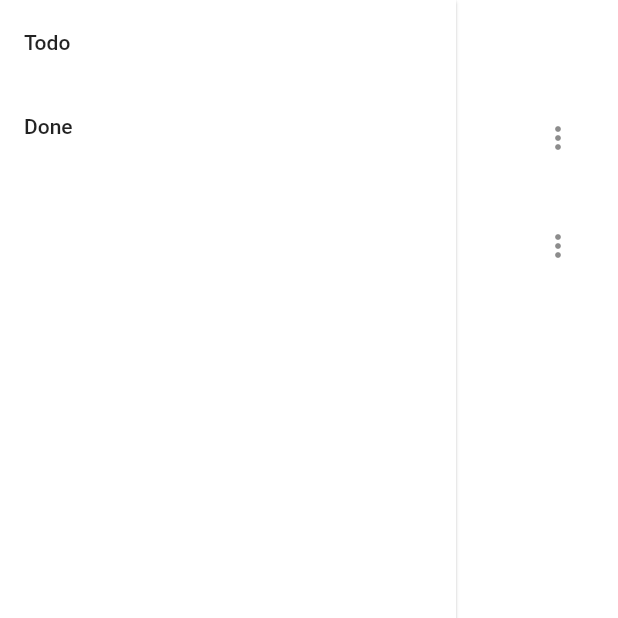
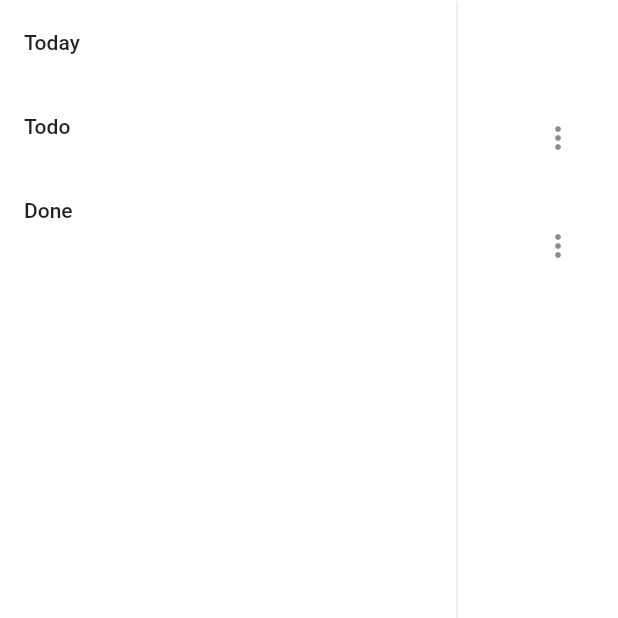
Before and after one commit to tomocy/coffee_break, a Flutter app: the screen it shows after launch, with the side drawer open, on a phone screen of 412 x 824 dp, the top half of it. Run offline on Flutter 3.47's test engine with Material 2 defaults, Android fonts, the phone set to English and light mode, and no system bars; drawn by our look-alikes of liquid_pull_to_refresh; our stand-ins replace nested.

Commit message:
add today links route

```diff
--- a/client/lib/app.dart
+++ b/client/lib/app.dart
@@ -3,6 +3,7 @@ import 'package:coffee_break/domain/models/settings.dart';
 import 'package:coffee_break/pages/done_links_page.dart';
 import 'package:coffee_break/pages/page.dart';
 import 'package:coffee_break/pages/settings_page.dart';
+import 'package:coffee_break/pages/today_links_page.dart';
 import 'package:coffee_break/pages/todo_links_page.dart';
 import 'package:coffee_break/theme.dart';
 import 'package:flutter/material.dart';
@@ -27,6 +28,7 @@ class App extends StatelessWidget {
               darkTheme: dark(),
               initialRoute: routes[PageType.todo],
               routes: {
+                routes[PageType.today]: (_) => const TodayLinksPage(),
                 routes[PageType.todo]: (context) => const TodoLinksPage(),
                 routes[PageType.done]: (context) => const DoneLinksPage(),
                 routes[PageType.settings]: (context) => const SettingsPage(),
--- a/client/lib/pages/page.dart
+++ b/client/lib/pages/page.dart
@@ -43,6 +43,21 @@ class Page extends StatelessWidget {
                 Expanded(
                   child: ListView(
                     children: <Widget>[
+                      ListTile(
+                        title: const Text('Today'),
+                        onTap: () {
+                          Navigator.pop(context);
+
+                          if (type == PageType.today) {
+                            return;
+                          }
+
+                          Navigator.pushNamed(
+                            context,
+                            routes[PageType.today],
+                          );
+                        },
+                      ),
                       ListTile(
                         title: const Text('Todo'),
                         onTap: () {
```
